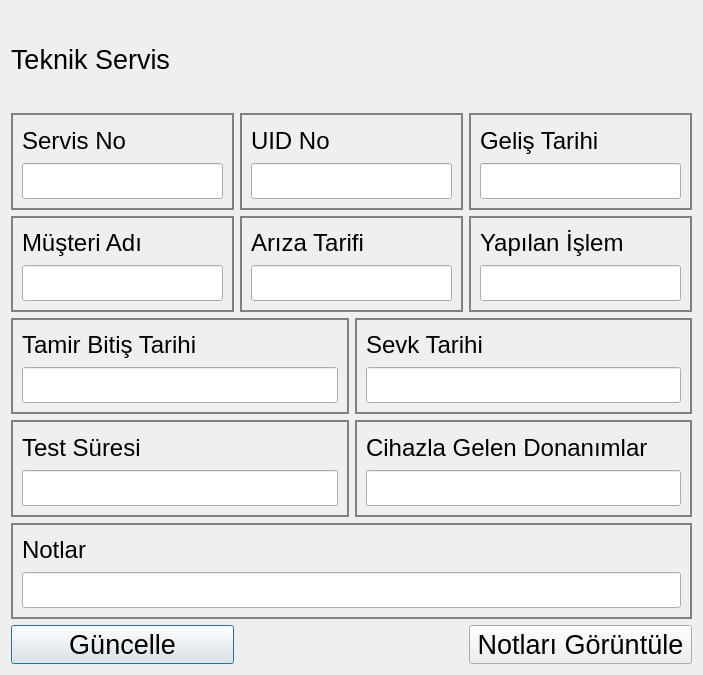
Above: servisgetdialog.ui from yunusemrecinar/QT5-cihaz-kimlik-teknik-servis before the change. Below: the same form after it.
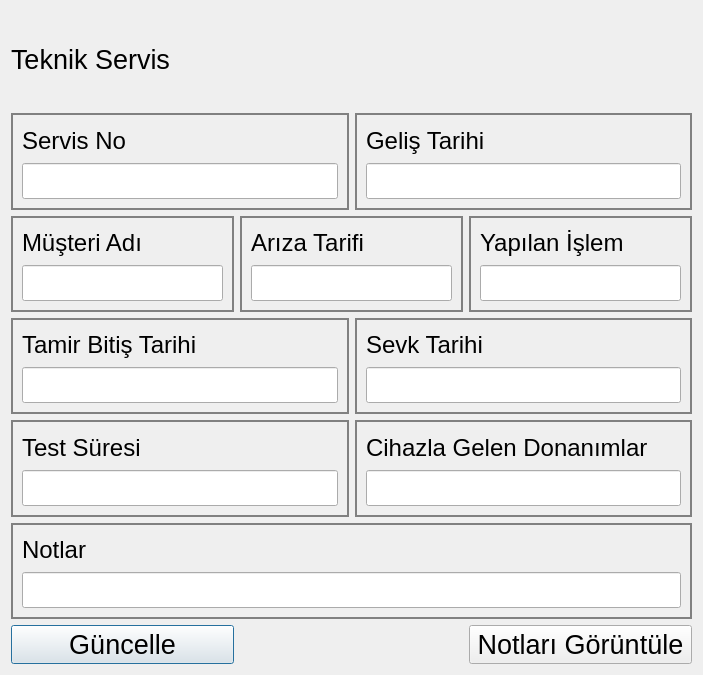
That is the form after the change.

What changed in the file:
```diff
--- a/servisgetdialog.ui
+++ b/servisgetdialog.ui
@@ -65,38 +65,6 @@
          </layout>
         </widget>
        </item>
-       <item>
-        <widget class="QGroupBox" name="UIDBox">
-         <property name="styleSheet">
-          <string notr="true">QGroupBox {
-border: 2px solid grey;
-}</string>
-         </property>
-         <layout class="QVBoxLayout" name="verticalLayout_3">
-          <item>
-           <widget class="QLabel" name="UIDNo_2">
-            <property name="font">
-             <font>
-              <pointsize>18</pointsize>
-             </font>
-            </property>
-            <property name="text">
-             <string>UID No</string>
-            </property>
-           </widget>
-          </item>
-          <item>
-           <widget class="QLineEdit" name="UIDNo_1">
-            <property name="font">
-             <font>
-              <pointsize>18</pointsize>
-             </font>
-            </property>
-           </widget>
-          </item>
-         </layout>
-        </widget>
-       </item>
        <item>
         <widget class="QGroupBox" name="GelisBox">
          <property name="styleSheet">
```
